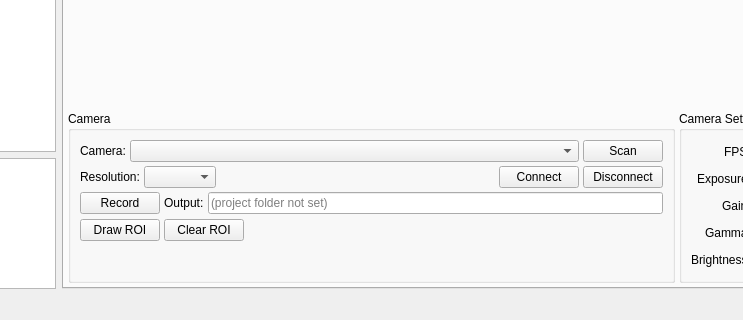
This is src/gui/mainwindow.ui in adwolfe/yawt as Qt 5 draws it before an edit; both pictures show x 209 to 952 and y 415 to 735 of the 1206 by 735 pixel window. The edited form follows.
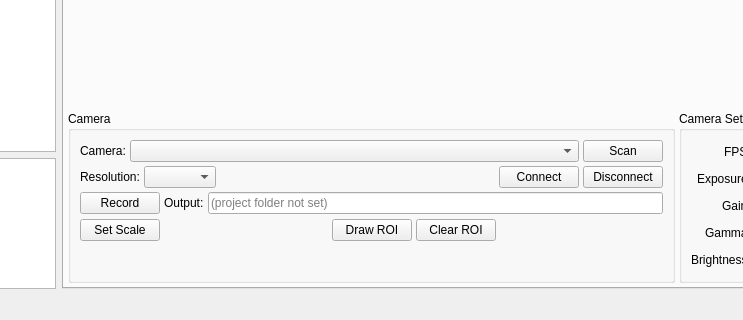
This is the edited form. Icons and pictures are not drawn. Custom widgets are drawn as their Qt base class.

```diff
--- a/src/gui/mainwindow.ui
+++ b/src/gui/mainwindow.ui
@@ -303,6 +303,24 @@
              </item>
              <item>
               <layout class="QHBoxLayout" name="captureRoiBar">
+               <item>
+                <widget class="QPushButton" name="setScaleButton">
+                 <property name="text"><string>Set Scale</string></property>
+                 <property name="toolTip"><string>Calibrate pixel size by drawing a line of known length on the live view</string></property>
+                </widget>
+               </item>
+               <item>
+                <widget class="QLabel" name="captureScaleLabel">
+                 <property name="text"><string/></property>
+                 <property name="styleSheet"><string notr="true">color: #5aab5a; font-size: 11px;</string></property>
+                </widget>
+               </item>
+               <item>
+                <spacer name="captureScaleSpacer">
+                 <property name="orientation"><enum>Qt::Orientation::Horizontal</enum></property>
+                 <property name="sizeHint" stdset="0"><size><width>20</width><height>20</height></size></property>
+                </spacer>
+               </item>
                <item>
                 <widget class="QPushButton" name="captureDrawRoiButton">
                  <property name="toolTip">
```
